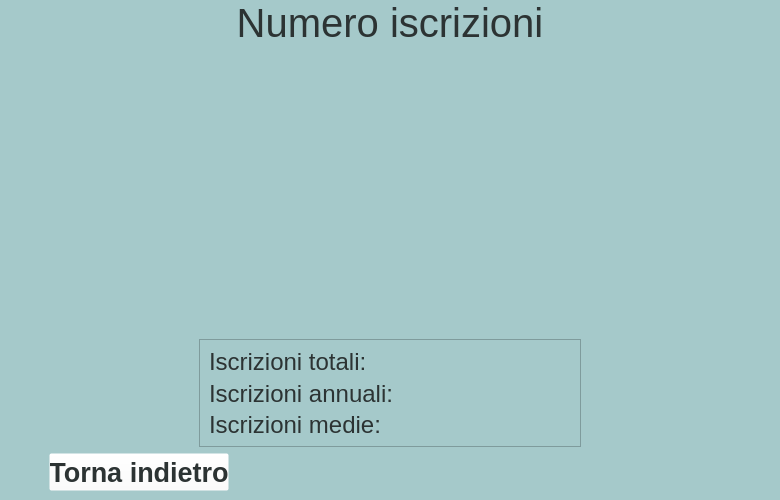
Qt form UI/SportArea-statisticheIscrizioni.ui (NicolaB01/SportArea) before a commit.
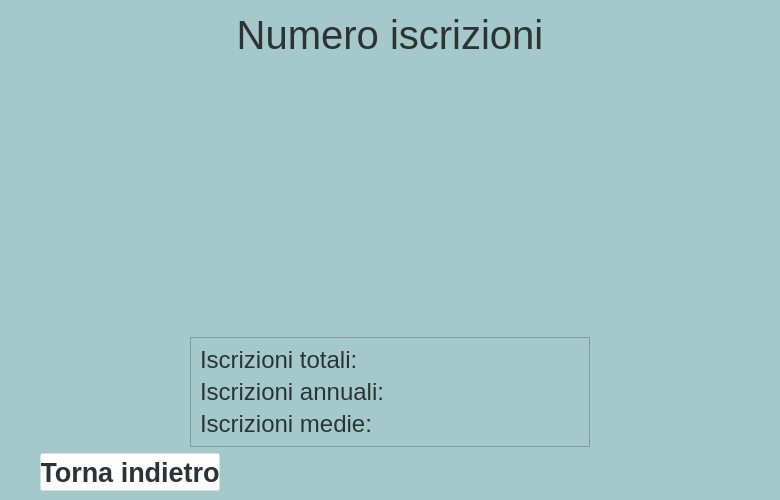
The same form after that commit. Icons and pictures are not drawn.

```diff
--- a/UI/SportArea-statisticheIscrizioni.ui
+++ b/UI/SportArea-statisticheIscrizioni.ui
@@ -26,15 +26,18 @@
      <height>500</height>
     </size>
    </property>
+   <layout class="QGridLayout" name="gridLayout">
+    <property name="leftMargin">
+     <number>0</number>
+    </property>
+    <property name="topMargin">
+     <number>0</number>
+    </property>
+    <property name="rightMargin">
+     <number>0</number>
+    </property>
+    <item row="0" column="0">
    <widget class="QWidget" name="widget" native="true">
-    <property name="geometry">
-     <rect>
-      <x>0</x>
-      <y>0</y>
-      <width>780</width>
-      <height>500</height>
-     </rect>
-    </property>
     <property name="minimumSize">
      <size>
       <width>780</width>
@@ -45,6 +48,15 @@
      <string notr="true">background-color: rgb(165, 201, 202);</string>
     </property>
     <layout class="QHBoxLayout" name="horizontalLayout_8">
+       <property name="leftMargin">
+        <number>0</number>
+       </property>
+       <property name="topMargin">
+        <number>12</number>
+       </property>
+       <property name="rightMargin">
+        <number>0</number>
+       </property>
      <item>
       <spacer name="horizontalSpacer_6">
        <property name="orientation">
@@ -91,6 +103,12 @@
        </item>
        <item>
         <widget class="QWidget" name="frame_grafico" native="true">
+           <property name="minimumSize">
+            <size>
+             <width>0</width>
+             <height>220</height>
+            </size>
+           </property>
          <property name="styleSheet">
           <string notr="true"/>
          </property>
@@ -101,13 +119,13 @@
          <property name="sizePolicy">
           <sizepolicy hsizetype="Preferred" vsizetype="Preferred">
            <horstretch>0</horstretch>
-           <verstretch>231</verstretch>
+             <verstretch>0</verstretch>
           </sizepolicy>
          </property>
          <property name="minimumSize">
           <size>
            <width>0</width>
-           <height>231</height>
+             <height>0</height>
           </size>
          </property>
          <property name="maximumSize">
@@ -117,6 +135,18 @@
           </size>
          </property>
          <layout class="QVBoxLayout" name="verticalLayout_2">
+            <property name="leftMargin">
+             <number>0</number>
+            </property>
+            <property name="topMargin">
+             <number>0</number>
+            </property>
+            <property name="rightMargin">
+             <number>0</number>
+            </property>
+            <property name="bottomMargin">
+             <number>0</number>
+            </property>
           <item>
            <layout class="QHBoxLayout" name="horizontalLayout_5">
             <item>
@@ -138,6 +168,18 @@
             <item>
              <widget class="QFrame" name="frame_2">
               <layout class="QHBoxLayout" name="horizontalLayout_4">
+                 <property name="leftMargin">
+                  <number>0</number>
+                 </property>
+                 <property name="topMargin">
+                  <number>0</number>
+                 </property>
+                 <property name="rightMargin">
+                  <number>0</number>
+                 </property>
+                 <property name="bottomMargin">
+                  <number>0</number>
+                 </property>
                <item>
                 <widget class="QPushButton" name="pushButton_prima">
                  <property name="maximumSize">
@@ -319,6 +361,12 @@
                 <layout class="QHBoxLayout" name="horizontalLayout">
                  <item>
                   <widget class="QLabel" name="title2_2">
+                     <property name="minimumSize">
+                      <size>
+                       <width>0</width>
+                       <height>20</height>
+                      </size>
+                     </property>
                    <property name="font">
                     <font>
                      <family>Arial</family>
@@ -336,6 +384,12 @@
                  </item>
                  <item>
                   <widget class="QLabel" name="numero_iscrizioni_tot">
+                     <property name="minimumSize">
+                      <size>
+                       <width>0</width>
+                       <height>20</height>
+                      </size>
+                     </property>
                    <property name="font">
                     <font>
                      <family>Arial</family>
@@ -357,6 +411,12 @@
                 <layout class="QHBoxLayout" name="horizontalLayout_2">
                  <item>
                   <widget class="QLabel" name="title2_3">
+                     <property name="minimumSize">
+                      <size>
+                       <width>0</width>
+                       <height>20</height>
+                      </size>
+                     </property>
                    <property name="font">
                     <font>
                      <family>Arial</family>
@@ -374,6 +434,12 @@
                  </item>
                  <item>
                   <widget class="QLabel" name="numero_iscrizioni_annue">
+                     <property name="minimumSize">
+                      <size>
+                       <width>0</width>
+                       <height>20</height>
+                      </size>
+                     </property>
                    <property name="font">
                     <font>
                      <family>Arial</family>
@@ -395,6 +461,12 @@
                 <layout class="QHBoxLayout" name="horizontalLayout_3">
                  <item>
                   <widget class="QLabel" name="title2_4">
+                     <property name="minimumSize">
+                      <size>
+                       <width>0</width>
+                       <height>20</height>
+                      </size>
+                     </property>
                    <property name="font">
                     <font>
                      <family>Arial</family>
@@ -412,6 +484,12 @@
                  </item>
                  <item>
                   <widget class="QLabel" name="numero_iscrizioni_media">
+                     <property name="minimumSize">
+                      <size>
+                       <width>0</width>
+                       <height>20</height>
+                      </size>
+                     </property>
                    <property name="font">
                     <font>
                      <family>Arial</family>
@@ -548,6 +626,8 @@
      </item>
     </layout>
    </widget>
+    </item>
+   </layout>
   </widget>
  </widget>
  <resources>
```
Lines whose indentation alone changed are shown as unchanged.
